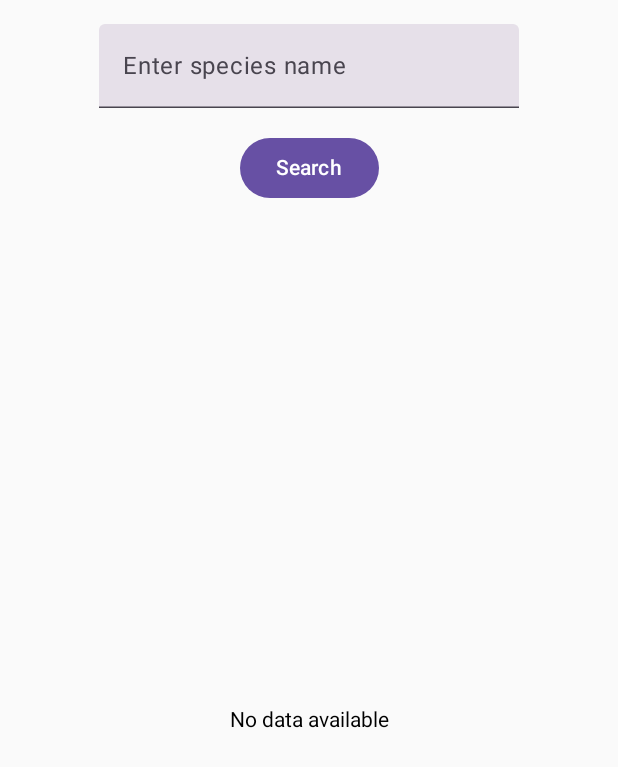
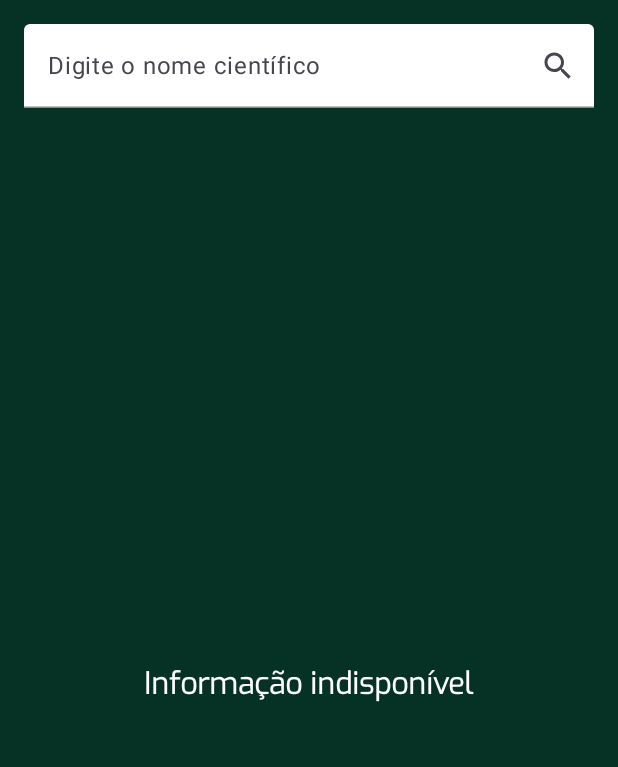
Before and after one commit to fintech-fiap-2024/geoFauna, an Android app built with Jetpack Compose: the AnimalSearchScreen screen opened through its navigation route, on a phone screen of 412 x 824 dp. Shown: the top 767 px of the screen. Run offline under Robolectric (Android 15) with nearby library versions, the phone set to English and light mode, and no system bars; pictures from the network do not load.

Commit message:
added card animal info

```diff
--- a/app/src/main/java/br/com/fiap/geofauna/screens/AnimalScreen.kt
+++ b/app/src/main/java/br/com/fiap/geofauna/screens/AnimalScreen.kt
@@ -5,8 +5,12 @@ import androidx.compose.foundation.Image
 import androidx.compose.foundation.layout.Arrangement
 import androidx.compose.foundation.layout.Column
 import androidx.compose.foundation.layout.fillMaxSize
+import androidx.compose.foundation.layout.fillMaxWidth
 import androidx.compose.foundation.layout.padding
 import androidx.compose.foundation.layout.size
+import androidx.compose.foundation.shape.RoundedCornerShape
+import androidx.compose.material3.Card
+import androidx.compose.material3.CardDefaults
 import androidx.compose.material3.CircularProgressIndicator
 import androidx.compose.material3.Text
 import androidx.compose.runtime.Composable
@@ -15,12 +19,15 @@ import androidx.compose.runtime.getValue
 import androidx.compose.ui.Alignment
 import androidx.compose.ui.Modifier
 import androidx.compose.ui.graphics.Color
+import androidx.compose.ui.text.font.FontWeight
 import androidx.compose.ui.unit.dp
+import androidx.compose.ui.unit.sp
 import androidx.lifecycle.viewmodel.compose.viewModel
 import androidx.navigation.NavHostController
 import br.com.fiap.geofauna.components.AnimalInfo
 import br.com.fiap.geofauna.model.Animal
 import br.com.fiap.geofauna.model.AnimalViewModel
+import br.com.fiap.geofauna.ui.theme.Exo
 import coil.compose.rememberAsyncImagePainter
 import coil.compose.rememberImagePainter
 
@@ -44,8 +51,15 @@ fun AnimalScreen(viewModel: AnimalViewModel = viewModel()) {
         } else if (animalInfo != null) {
             AnimalInfo(animalInfo)
         } else {
-            Text("No data available")
+            Text(
+                text = "Informação indisponível",
+                color = Color.White,
+                fontSize = 20.sp,
+                fontFamily = Exo,
+                fontWeight = FontWeight.Bold,
+            )
         }
+
     }
 }
 
@@ -56,49 +70,6 @@ fun AnimalInfo(animalInfo: Animal?) {
         return
     }
 
-    Column(
-        horizontalAlignment = Alignment.CenterHorizontally
-    ) {
-        // Exibe as informações da espécie
-        Text(text = "Scientific Name: ${animalInfo.scientificName}")
+    AnimalInfo(animalInfo)
 
-        // Exibe a imagem do animal (se disponível)
-        val imageUrl = animalInfo.media?.firstOrNull { it.type == "StillImage" }?.identifier
-        if (imageUrl != null) {
-            Image(
-                painter = rememberAsyncImagePainter(imageUrl),
-                contentDescription = "Animal Image",
-                modifier = Modifier
-                    .size(200.dp)
-                    .padding(8.dp)
-            )
-        } else {
-            Text("No image available")
-        }
-    }
 }
-
-//@Composable
-//fun AnimalScreen(animalInfo: Animal) {
-//    Column {
-//        Text(text = "Scientific Name: ${animalInfo.scientificName}")
-//        Text(text = "Kingdom: ${animalInfo.kingdom}")
-//        Text(text = "Phylum: ${animalInfo.phylum}")
-//        Text(text = "Order: ${animalInfo.order}")
-//        Text(text = "Family: ${animalInfo.family}")
-//        Text(text = "Genus: ${animalInfo.genus}")
-//        Text(text = "Species: ${animalInfo.species}")
-//        Text(text = "Habitat: ${animalInfo.habitat}")
-//
-//        val imageUrl = animalInfo.media.firstOrNull { it.type == "StillImage" }?.identifier
-//        if (imageUrl != null) {
-//            Image(
-//                painter = rememberImagePainter(data = imageUrl),
-//                contentDescription = "Animal Image",
-//                modifier = Modifier
-//                    .size(200.dp)
-//                    .padding(8.dp)
-//            )
-//        }
-//    }
-//}
--- a/app/src/main/java/br/com/fiap/geofauna/screens/SearchAnimalScreen.kt
+++ b/app/src/main/java/br/com/fiap/geofauna/screens/SearchAnimalScreen.kt
@@ -1,13 +1,19 @@
 package br.com.fiap.geofauna.screens
 
+import androidx.compose.foundation.background
 import androidx.compose.foundation.layout.Arrangement
 import androidx.compose.foundation.layout.Column
 import androidx.compose.foundation.layout.Spacer
+import androidx.compose.foundation.layout.fillMaxHeight
 import androidx.compose.foundation.layout.fillMaxSize
+import androidx.compose.foundation.layout.fillMaxWidth
 import androidx.compose.foundation.layout.height
 import androidx.compose.foundation.layout.padding
+import androidx.compose.foundation.layout.size
 import androidx.compose.material3.Button
 import androidx.compose.material3.ExperimentalMaterial3Api
+import androidx.compose.material3.Icon
+import androidx.compose.material3.IconButton
 import androidx.compose.material3.Text
 import androidx.compose.material3.TextField
 import androidx.compose.runtime.Composable
@@ -17,12 +23,18 @@ import androidx.compose.runtime.remember
 import androidx.compose.runtime.setValue
 import androidx.compose.ui.Alignment
 import androidx.compose.ui.Modifier
+import androidx.compose.ui.graphics.Color
+import androidx.compose.ui.res.colorResource
+import androidx.compose.ui.res.painterResource
 import androidx.compose.ui.unit.dp
 import androidx.navigation.NavController
 import br.com.fiap.geofauna.model.AnimalViewModel
 import androidx.lifecycle.viewmodel.compose.viewModel
 import androidx.navigation.NavHostController
 import androidx.navigation.compose.rememberNavController
+import br.com.fiap.geofauna.R
+import br.com.fiap.geofauna.components.CaixaDeEntrada
+import okhttp3.internal.wait
 
 @OptIn(ExperimentalMaterial3Api::class)
 @Composable
@@ -35,94 +47,37 @@ fun AnimalSearchScreen(
     Column(
         modifier = Modifier
             .fillMaxSize()
-            .padding(16.dp),
+            .background(color = colorResource(id = R.color.primary_color)),
         horizontalAlignment = Alignment.CenterHorizontally,
         verticalArrangement = Arrangement.Center
     ) {
         TextField(
+            modifier = Modifier
+                .padding(16.dp)
+                .fillMaxWidth(),
             value = query,
             onValueChange = { query = it },
-            label = { Text("Enter species name") }
+            label = { Text("Digite o nome científico") },
+            trailingIcon = {
+                IconButton(
+                    onClick = { viewModel.searchAnimalByScientificName(query)
+                    }
+                ) {
+                    Icon(
+                        painterResource(id = R.drawable.search_24),
+                        contentDescription = "Ícone de busca"
+                    )
+                }
+            },
+            colors = androidx.compose.material3.TextFieldDefaults.textFieldColors(
+                textColor = colorResource(id = R.color.secondary_color),
+                containerColor = Color.White,
+                focusedIndicatorColor = colorResource(id = R.color.tertiary_color),
+                unfocusedIndicatorColor = Color.Gray,
+                cursorColor = colorResource(id = R.color.secondary_color)
+            )
         )
-        Spacer(modifier = Modifier.height(16.dp))
-        Button(onClick = { viewModel.searchAnimalByScientificName(query) }) {
-            Text("Search")
-        }
-        Spacer(modifier = Modifier.height(16.dp))
         AnimalScreen(viewModel = viewModel)
+
     }
 }
-
-
-
-
-
-
-//@Composable
-//fun SearchAnimalScreen(navController: NavController) {
-//
-//    var searchAnimal by remember {
-//        mutableStateOf("")
-//    }
-//
-//    var listAnimalState by remember {
-//        mutableStateOf("Animal")
-//    }
-//
-//
-//    Column(modifier = Modifier.fillMaxSize()) {
-//        Box(
-//            modifier = Modifier
-//                .background(Color.Gray)
-//                .fillMaxWidth()
-//        ) {
-//            CaixaDeEntrada(
-//                value = searchAnimal,
-//                onValueChange = { searchAnimal = it },
-//                label = "Nome do Animal",
-//                trailingIcon = {
-//                    IconButton(onClick = {
-//                        var call = RetrofitFactory().getAnimalService().getSpeciesInfo(speciesKey = searchAnimal)
-//
-//                        //Primeira API
-//                        call.enqueue(object : Callback<List<Animal>> {
-//                            override fun onResponse(
-//                                call: Call<List<Animal>>,
-//                                response: Response<List<Animal>>
-//                            ) {
-//                                //Log.i("FIAP", "onResponse: ${response.body()} ")
-//                                listAnimalState = response.body()!!
-//
-//                            }
-//
-//                            override fun onFailure(call: Call<List<Animal>>, t: Throwable) {
-//                                Log.i("FIAP", "onResponse: ${t.message} ")
-//
-//                            }
-//
-//                        })
-//                    }
-//                    )
-//                   {
-//                        Icon(imageVector = Icons.Default.Search, contentDescription = "")
-//                    }
-//                }
-//            )
-//            Spacer(modifier = Modifier.height(10.dp))
-//        }
-//        Box(modifier = Modifier
-//            .background(Color.Red)
-//            .height(300.dp) ){
-//            LazyColumn {
-//                items(listAnimalState){
-//                    CardAnimal(it)
-//
-//                }
-//
-//            }
-//        }
-//
-//    }
-//
-//
-//}
```
Also changed, not shown: app/src/main/java/br/com/fiap/geofauna/components/AnimalInfo.kt (+89 -9 lines), app/src/main/java/br/com/fiap/geofauna/components/TextoCustomizado.kt (added, +26 -0 lines), app/src/main/java/br/com/fiap/geofauna/model/Animal.kt (+18 -46 lines), app/src/main/java/br/com/fiap/geofauna/model/AnimalViewModel.kt (+10 -43 lines), app/src/main/java/br/com/fiap/geofauna/service/AnimalService.kt (+0 -11 lines), app/src/main/java/br/com/fiap/geofauna/service/RetrofitFactory.kt (+0 -32 lines).
